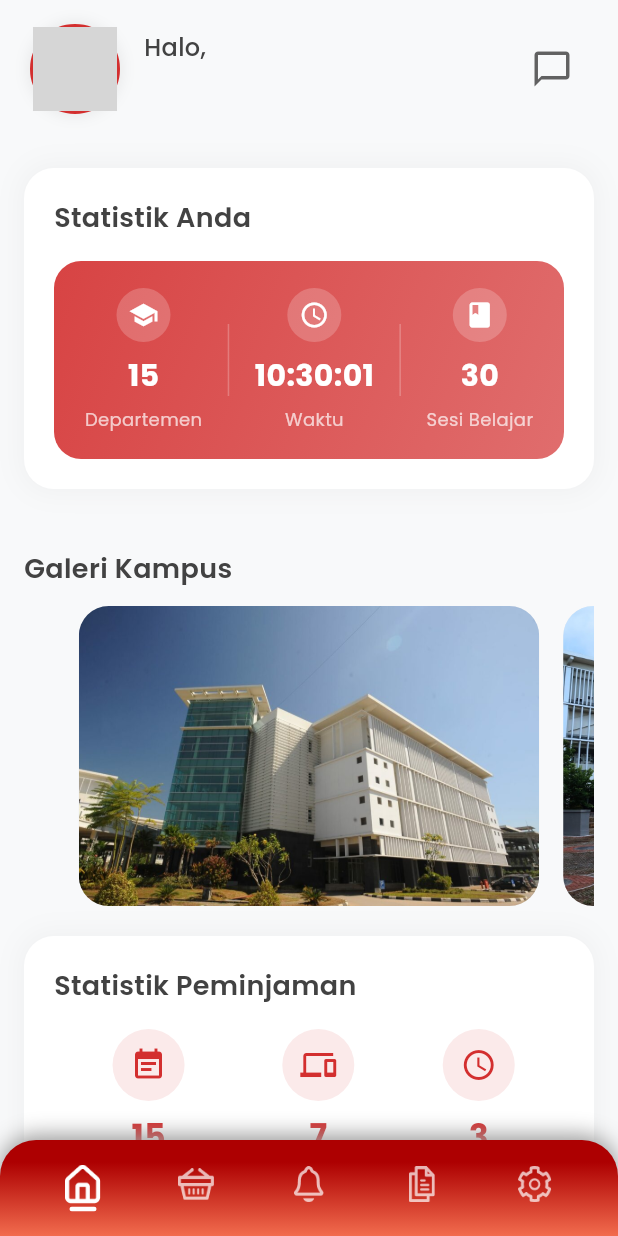
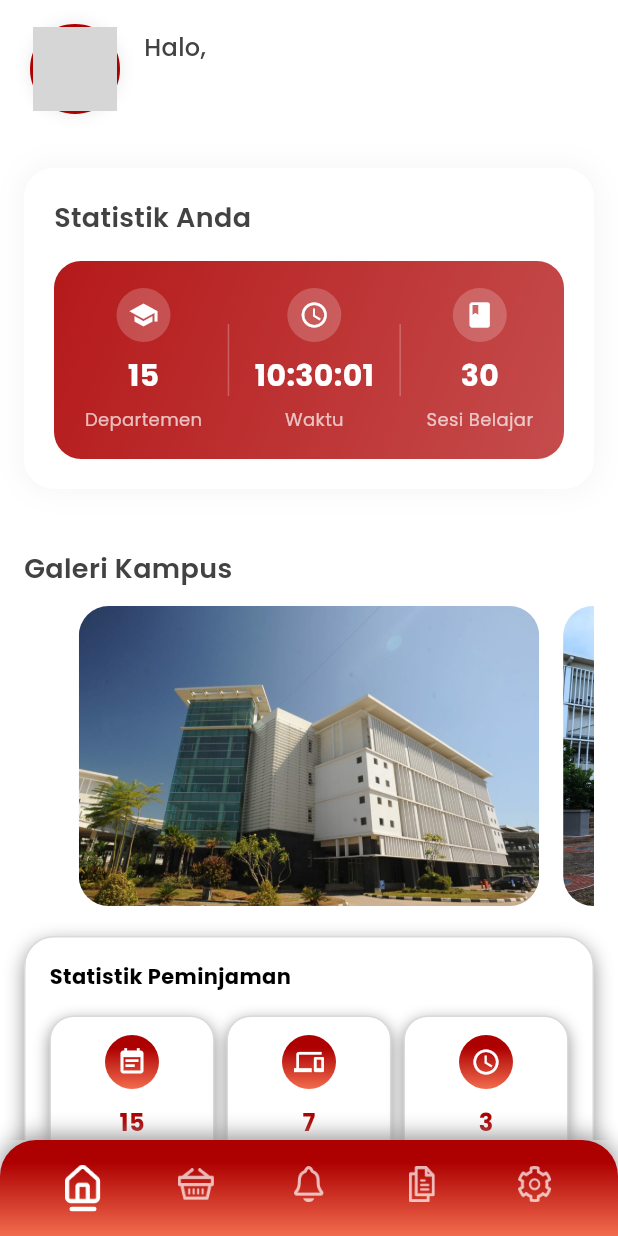
Before and after one commit to Ramadani2610/Pemrograman-Mobile-Kelompok-6_C, a Flutter app: the UserHomePage screen opened by its route, on a phone screen of 412 x 824 dp. Run offline on Flutter 3.47's test engine with Material 3 defaults, Android fonts, the phone set to English and light mode, and no system bars; our stand-ins replace cloud_firestore, dropdown_search, file_picker, firebase_auth, firebase_core, image_picker and 1 more; missing offline and left inert: cloudinary_public; accounts and stored records are empty; grey boxes are pictures that could not be loaded.

Commit message:
edit navbar

```diff
--- a/lib/presentation/home/home_page.dart
+++ b/lib/presentation/home/home_page.dart
@@ -199,13 +199,6 @@ class _HomePageState extends State<HomePage> {
                               backgroundImage:
                                   _getProfileImage(), // <--- PAKAI HELPER
                             ),
-                          ),
-                        ),
-                        IconButton(
-                          onPressed: () {},
-                          icon: Icon(
-                            Icons.chat_bubble_outline,
-                            color: AppColors.mainGradientStart,
                           ),
                         ),
                       ],
@@ -567,29 +560,11 @@ class _HomePageState extends State<HomePage> {
             ),
         ],
       ),
-      bottomNavigationBar: BottomNavBar(
-        selectedIndex: _selectedIndex,
-        onItemTapped: (int index) {
-          setState(() => _selectedIndex = index);
-          switch (index) {
-            case 0:
-              Navigator.pushNamed(context, '/home');
-              break;
-            case 1:
-              Navigator.pushNamed(context, '/manage');
-              break;
-            case 2:
-              Navigator.pushNamed(context, '/notification');
-              break;
-            case 3:
-              Navigator.pushNamed(context, '/booking_history');
-              break;
-            case 4:
-              Navigator.pushNamed(context, '/profile');
-              break;
-          }
-        },
+      bottomNavigationBar: const BottomNavBar(
+        selectedIndex: 0,
+        useRoleRouting: true,
       ),
+
     );
   }
 
--- a/lib/presentation/home/user_home_page.dart
+++ b/lib/presentation/home/user_home_page.dart
@@ -12,8 +12,8 @@ import '../../core/constants/app_colors.dart';
 import '../../core/constants/app_text_styles.dart';
 import '../../core/widgets/bottom_nav_bar.dart';
 
-const Color primaryColor = Color(0xFFD32F2F);
-const Color backgroundColor = Color(0xFFF8F9FA);
+const Color primaryColor = AppColors.mainGradientStart;
+const Color backgroundColor = AppColors.backgroundColor;
 
 class UserHomePage extends StatefulWidget {
   const UserHomePage({super.key});
@@ -286,29 +286,11 @@ class _UserHomePageState extends State<UserHomePage> {
             ),
         ],
       ),
-      bottomNavigationBar: BottomNavBar(
-        selectedIndex: _selectedIndex,
-        onItemTapped: (int index) {
-          setState(() => _selectedIndex = index);
-          switch (index) {
-            case 0:
-              // Sudah di home
-              break;
-            case 1:
-              Navigator.pushNamed(context, '/facilities');
-              break;
-            case 2:
-              Navigator.pushNamed(context, '/notification');
-              break;
-            case 3:
-              Navigator.pushNamed(context, '/booking_history');
-              break;
-            case 4:
-              Navigator.pushNamed(context, '/profile');
-              break;
-          }
-        },
+      bottomNavigationBar: const BottomNavBar(
+        selectedIndex: 0,
+        useRoleRouting: true,
       ),
+
     );
   }
 
@@ -369,15 +351,6 @@ class _UserHomePageState extends State<UserHomePage> {
                   ),
                 ],
               ),
-            ),
-          ),
-
-          IconButton(
-            onPressed: () => Navigator.pushNamed(context, '/chat'),
-            icon: Icon(
-              Icons.chat_bubble_outline,
-              color: Colors.grey[700],
-              size: 28,
             ),
           ),
         ],
@@ -538,37 +511,41 @@ class _UserHomePageState extends State<UserHomePage> {
   Widget _buildStatsSection() {
     return Container(
       margin: const EdgeInsets.symmetric(horizontal: 16),
-      padding: const EdgeInsets.all(20),
+      padding: const EdgeInsets.all(16),
       decoration: BoxDecoration(
         color: Colors.white,
         borderRadius: BorderRadius.circular(20),
         boxShadow: [
           BoxShadow(
-            color: Colors.grey.withOpacity(0.1),
-            blurRadius: 15,
-            spreadRadius: 2,
+            color: AppColors.cardShadow,
+            blurRadius: 10,
+            offset: const Offset(0, 4),
           ),
         ],
+        border: Border.all(color: AppColors.border),
       ),
       child: Column(
         crossAxisAlignment: CrossAxisAlignment.start,
         children: [
           Text(
             'Statistik Peminjaman',
-            style: TextStyle(
-              color: Colors.grey[800],
-              fontSize: 18,
-              fontFamily: 'Poppins',
-              fontWeight: FontWeight.w600,
+            style: AppTextStyles.body1.copyWith(
+              fontWeight: FontWeight.w700,
+              color: AppColors.titleText,
             ),
           ),
           const SizedBox(height: 16),
           Row(
-            mainAxisAlignment: MainAxisAlignment.spaceAround,
             children: [
               _buildStatCard('15', 'Peminjaman\nAktif', Icons.event_note),
+              const SizedBox(width: 8),
               _buildStatCard('7', 'Fasilitas\nTersedia', Icons.devices),
-              _buildStatCard('3', 'Menunggu\nKonfirmasi', Icons.schedule),
+              const SizedBox(width: 8),
+              _buildStatCard(
+                '3',
+                'Menunggu\nKonfirmasi',
+                Icons.schedule,
+              ),
             ],
           ),
         ],
@@ -576,40 +553,64 @@ class _UserHomePageState extends State<UserHomePage> {
     );
   }
 
+
   Widget _buildStatCard(String value, String label, IconData icon) {
-    return Column(
+    return Expanded(
+      child: Container(
+        padding: const EdgeInsets.symmetric(vertical: 12, horizontal: 8),
+        decoration: BoxDecoration(
+          color: Colors.white,
+          borderRadius: BorderRadius.circular(16),
+          border: Border.all(color: AppColors.border),
+          boxShadow: [
+            BoxShadow(
+              color: AppColors.cardShadow,
+              blurRadius: 8,
+              offset: const Offset(0, 3),
+            ),
+          ],
+        ),
+        child: Column(
+          mainAxisSize: MainAxisSize.min,
           children: [
+            // Icon bulat dengan gradient (sama gaya dengan komponen lain)
             Container(
-          padding: const EdgeInsets.all(12),
+              padding: const EdgeInsets.all(8),
               decoration: BoxDecoration(
-            color: primaryColor.withOpacity(0.1),
                 shape: BoxShape.circle,
+                gradient: AppColors.mainGradient,
               ),
-          child: Icon(icon, color: primaryColor, size: 24),
+              child: Icon(
+                icon,
+                color: Colors.white,
+                size: 20,
+              ),
             ),
             const SizedBox(height: 8),
+            // Angka besar
             Text(
               value,
-          style: const TextStyle(
-            fontSize: 22,
-            fontWeight: FontWeight.bold,
-            color: primaryColor,
-            fontFamily: 'Poppins',
+              style: AppTextStyles.heading3.copyWith(
+                color: AppColors.mainGradientStart,
+                fontWeight: FontWeight.w700,
               ),
             ),
             const SizedBox(height: 4),
+            // Label kecil dua baris
             Text(
               label,
               textAlign: TextAlign.center,
-          style: TextStyle(
-            fontSize: 12,
-            color: Colors.grey[600],
-            fontFamily: 'Poppins',
+              style: AppTextStyles.caption.copyWith(
+                color: AppColors.secondaryText,
+                height: 1.3,
               ),
             ),
           ],
+        ),
+      ),
     );
   }
+
 
   Widget _buildPopularFacilities() {
     final List<Map<String, dynamic>> facilities = [
@@ -754,45 +755,107 @@ class _UserHomePageState extends State<UserHomePage> {
     final int itemCount = rowCount * 7;
 
     return Container(
-      padding: const EdgeInsets.all(8),
+      padding: const EdgeInsets.symmetric(horizontal: 12, vertical: 10),
       decoration: BoxDecoration(
         color: Colors.white,
         borderRadius: BorderRadius.circular(12),
         boxShadow: [
           BoxShadow(
-            color: Colors.grey.withOpacity(0.1),
+            color: AppColors.cardShadow,
             blurRadius: 8,
-            spreadRadius: 2,
+            offset: const Offset(0, 3),
           ),
         ],
       ),
       child: Column(
         children: [
-          Padding(
-            padding: const EdgeInsets.symmetric(vertical: 4),
-            child: Text(
-              DateFormat('MMMM yyyy').format(_displayMonth),
-              style: const TextStyle(
-                fontSize: 16,
-                fontWeight: FontWeight.bold,
-                color: primaryColor,
-                fontFamily: 'Poppins',
+          // Header bulan + navigasi kiri/kanan
+          Row(
+            mainAxisAlignment: MainAxisAlignment.spaceBetween,
+            children: [
+              Text(
+                'Kalender Akademik',
+                style: AppTextStyles.body1.copyWith(
+                  fontWeight: FontWeight.w700,
                 ),
               ),
+              Row(
+                children: [
+                  IconButton(
+                    visualDensity: VisualDensity.compact,
+                    onPressed: () {
+                      setState(() {
+                        _displayMonth = DateTime(
+                          _displayMonth.year,
+                          _displayMonth.month - 1,
+                          1,
+                        );
+                      });
+                    },
+                    icon: Icon(
+                      Icons.chevron_left,
+                      color: AppColors.mainGradientStart,
+                    ),
+                  ),
+                  Text(
+                    DateFormat.yMMMM().format(_displayMonth),
+                    style: AppTextStyles.body2.copyWith(
+                      color: _displayMonth.year == 2025 &&
+                              _displayMonth.month == 12
+                          ? Colors.red
+                          : AppColors.titleText,
+                    ),
+                  ),
+                  IconButton(
+                    visualDensity: VisualDensity.compact,
+                    onPressed: () {
+                      setState(() {
+                        _displayMonth = DateTime(
+                          _displayMonth.year,
+                          _displayMonth.month + 1,
+                          1,
+                        );
+                      });
+                    },
+                    icon: Icon(
+                      Icons.chevron_right,
+                      color: AppColors.mainGradientStart,
+                    ),
+                  ),
+                ],
+              ),
+            ],
           ),
           const SizedBox(height: 8),
+
+          // Header hari (S S R K J S M)
+          Row(
+            mainAxisAlignment: MainAxisAlignment.spaceBetween,
+            children: const [
+              Expanded(child: Center(child: Text('S'))),
+              Expanded(child: Center(child: Text('S'))),
+              Expanded(child: Center(child: Text('R'))),
+              Expanded(child: Center(child: Text('K'))),
+              Expanded(child: Center(child: Text('J'))),
+              Expanded(child: Center(child: Text('S'))),
+              Expanded(child: Center(child: Text('M'))),
+            ],
+          ),
+          const SizedBox(height: 8),
+
+          // Grid tanggal (stylenya sama dengan HomePage)
           GridView.builder(
             shrinkWrap: true,
             physics: const NeverScrollableScrollPhysics(),
             gridDelegate: const SliverGridDelegateWithFixedCrossAxisCount(
               crossAxisCount: 7,
-              childAspectRatio: 1.0,
-              mainAxisSpacing: 4,
-              crossAxisSpacing: 4,
+              childAspectRatio: 1,
+              mainAxisSpacing: 6,
+              crossAxisSpacing: 8,
             ),
             itemCount: itemCount,
             itemBuilder: (context, index) {
-              final dayOffset = index - firstDayIndex;
+              final int dayOffset = index - firstDayIndex;
               final DateTime cellDate = DateTime(year, month, 1 + dayOffset);
 
               final bool isCurrentMonth =
@@ -816,81 +879,111 @@ class _UserHomePageState extends State<UserHomePage> {
               if (isToday) {
                 textColor = Colors.white;
               } else if (isCurrentMonth) {
-                textColor = Colors.black;
+                textColor = AppColors.titleText;
               } else {
                 textColor = Colors.grey.withOpacity(0.45);
               }
 
               return GestureDetector(
-                onTap: isCurrentMonth
-                    ? () {
+                onTap: () {
+                  _removePopup();
                   if (hasEvent) {
                     setState(() {
                       _selectedEventDate = eventKey;
                       _selectedEvent = _eventsMap[eventKey];
                     });
-                          _showPopupOverlay(
-                            context,
-                            eventKey,
-                            _eventsMap[eventKey]!,
-                          );
+                    _showPopupOverlay(context, eventKey, _eventsMap[eventKey]!);
                   } else {
                     setState(() {
                       _selectedEventDate = null;
                       _selectedEvent = null;
                     });
                   }
-                      }
-                    : null,
-                child: Container(
-                  width: 28,
-                  height: 28,
-                  decoration: BoxDecoration(
-                    shape: BoxShape.circle,
-                    color: isCurrentMonth ? Colors.white : Colors.transparent,
-                    border: Border.all(
-                      color: isToday
-                          ? primaryColor.withOpacity(0.8)
-                          : isCurrentMonth
-                          ? Colors.grey.shade300
-                          : Colors.transparent,
-                      width: isToday ? 2 : 1,
-                    ),
-                  ),
+                },
+                child: Center(
                   child: Stack(
                     alignment: Alignment.center,
                     children: [
                       if (isToday)
                         Container(
-                          width: 28,
-                          height: 28,
-                          decoration: const BoxDecoration(
+                          width: 44,
+                          height: 44,
+                          decoration: BoxDecoration(
                             shape: BoxShape.circle,
-                            color: primaryColor,
+                            gradient: AppColors.mainGradient,
+                            boxShadow: [
+                              BoxShadow(
+                                color: AppColors.mainGradientStart
+                                    .withOpacity(0.25),
+                                blurRadius: 8,
+                                offset: const Offset(0, 3),
                               ),
+                            ],
                           ),
-                      Center(
+                          child: Center(
                             child: Text(
-                          isCurrentMonth ? dayText : '',
-                          style: TextStyle(
-                            fontSize: 12,
-                            fontWeight: isToday
-                                ? FontWeight.bold
-                                : FontWeight.normal,
-                            color: isToday ? Colors.white : textColor,
-                            fontFamily: 'Poppins',
+                              dayText,
+                              style: AppTextStyles.body2.copyWith(
+                                color: Colors.white,
+                                fontWeight: FontWeight.w700,
                               ),
                             ),
                           ),
+                        )
+                      else if (isCurrentMonth)
+                        Container(
+                          width: 44,
+                          height: 44,
+                          decoration: BoxDecoration(
+                            shape: BoxShape.circle,
+                            gradient: AppColors.mainGradient,
+                          ),
+                          child: Container(
+                            margin: const EdgeInsets.all(1.8),
+                            decoration: const BoxDecoration(
+                              shape: BoxShape.circle,
+                              color: Colors.white,
+                            ),
+                            child: Center(
+                              child: Text(
+                                dayText,
+                                style: AppTextStyles.body2.copyWith(
+                                  color: textColor,
+                                  fontWeight: FontWeight.w500,
+                                ),
+                              ),
+                            ),
+                          ),
+                        )
+                      else
+                        Container(
+                          width: 40,
+                          height: 40,
+                          decoration: BoxDecoration(
+                            shape: BoxShape.circle,
+                            border: Border.all(
+                              color: Colors.grey.withOpacity(0.22),
+                            ),
+                          ),
+                          child: Center(
+                            child: Text(
+                              dayText,
+                              style: AppTextStyles.caption.copyWith(
+                                color: textColor,
+                              ),
+                            ),
+                          ),
+                        ),
+
                       if (hasEvent)
                         Positioned(
-                          bottom: 2,
+                          bottom: 4,
                           child: Container(
-                            width: 4,
-                            height: 4,
-                            decoration: const BoxDecoration(
+                            width: 5,
+                            height: 5,
+                            decoration: BoxDecoration(
                               shape: BoxShape.circle,
-                              color: primaryColor,
+                              color: AppColors.mainGradientStart,
                             ),
                           ),
                         ),
@@ -904,6 +997,7 @@ class _UserHomePageState extends State<UserHomePage> {
       ),
     );
   }
+
 
   void _showPopupOverlay(
     BuildContext context,
```
Lines whose indentation alone changed are shown as unchanged.
